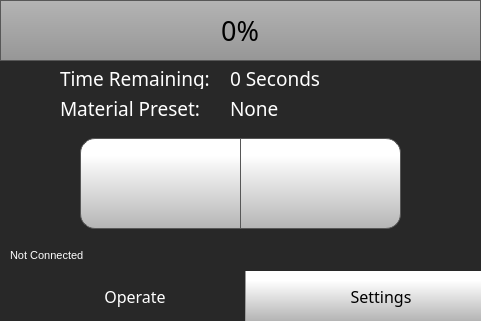
FracktalWorks/Curing_Machine, file Code/curingMachineUI.ui: the form before one commit.
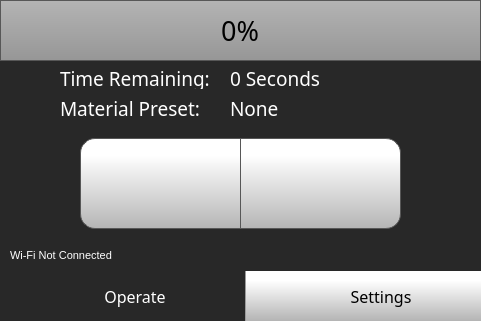
The form after the commit. Icons and pictures are not drawn.

Commit message:
Wifi spelling
Wifi spelling

Diff of the .ui file:
```diff
--- a/Code/curingMachineUI.ui
+++ b/Code/curingMachineUI.ui
@@ -482,7 +482,7 @@
          <string notr="true">color: rgb(255, 255, 255);</string>
         </property>
         <property name="text">
-         <string>Not Connected</string>
+         <string>Wi-Fi Not Connected</string>
         </property>
        </widget>
       </widget>
```
The commit also changes 1 other file.
